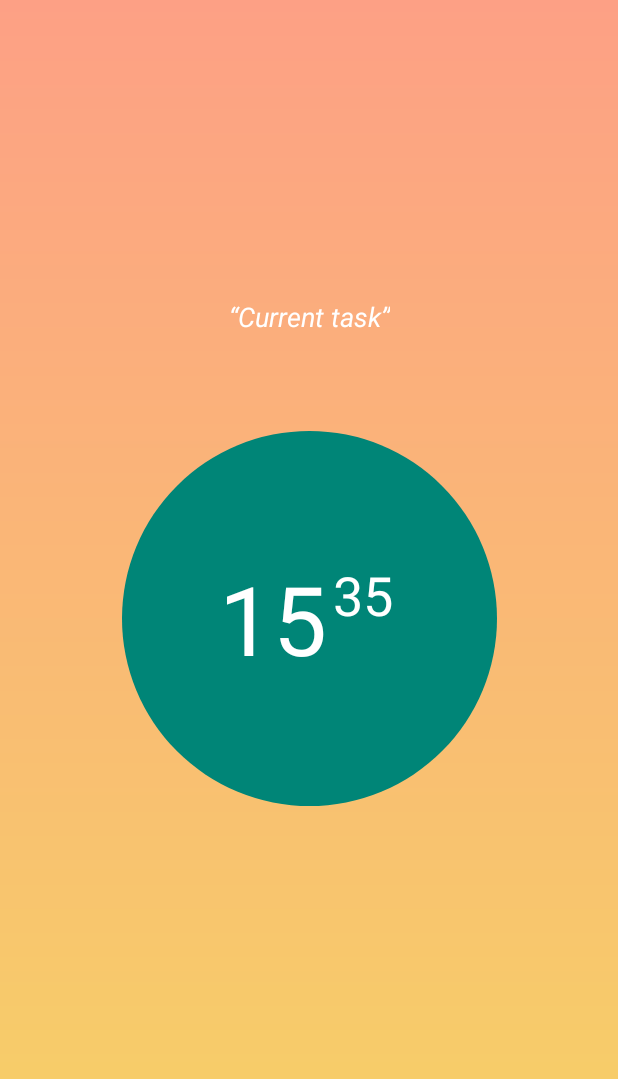
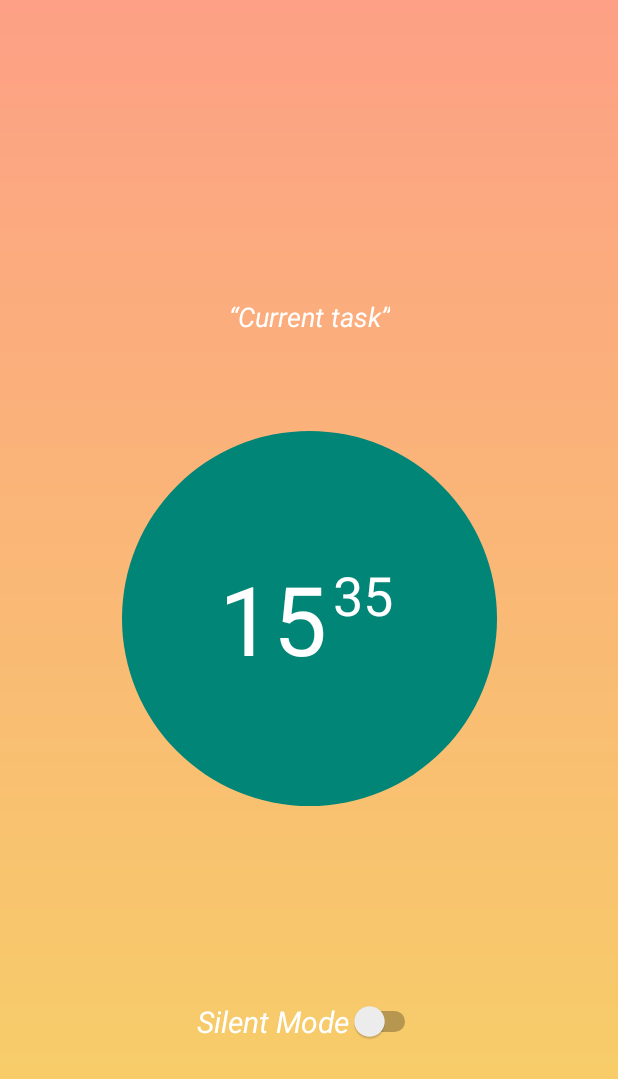
Before and after one commit to LouisBertin/8INF872_Pomodoro, an Android app: the layout tab1.xml on its own in the app's theme, with its tools: preview values and no code run, on a phone screen of 412 x 824 dp. Shown: the top 1079 px of the screen. Run offline under Robolectric (Android 15) with nearby library versions, the phone set to English and light mode, and no system bars.

Commit message:
ajout switch+couleur settings actionbar

```diff
--- a/app/src/main/AndroidManifest.xml
+++ b/app/src/main/AndroidManifest.xml
@@ -23,6 +23,7 @@
         <activity
             android:name=".SettingsActivity"
             android:label="@string/title_activity_settings"
+            android:theme="@style/SettingsActionBarTheme"
             android:parentActivityName=".MainActivity">
             <meta-data
                 android:name="android.support.PARENT_ACTIVITY"
--- a/app/src/main/java/com/example/louisbertin/pomodoro/Tab1.java
+++ b/app/src/main/java/com/example/louisbertin/pomodoro/Tab1.java
@@ -58,7 +58,7 @@ public class Tab1 extends Fragment {
                              Bundle savedInstanceState) {
         rootView = inflater.inflate(R.layout.tab1, container, false);
 
-        // setSoundSwitch();
+        setSoundSwitch();
 
         setRingtone();
 
@@ -185,7 +185,7 @@ public class Tab1 extends Fragment {
     }
 
     private void setSoundSwitch() {
-        // soundSwitch = rootView.findViewById(R.id.silentSwitch);
+        soundSwitch = rootView.findViewById(R.id.silentSwitch);
         soundSwitch.setOnCheckedChangeListener(new CompoundButton.OnCheckedChangeListener() {
             @Override
             public void onCheckedChanged(CompoundButton buttonView, boolean isChecked) {
@@ -235,12 +235,14 @@ public class Tab1 extends Fragment {
                 timerStartImage.setVisibility(View.INVISIBLE);
                 timerMinutesText.setVisibility(View.VISIBLE);
                 timerSecondsText.setVisibility(View.VISIBLE);
+                soundSwitch.setVisibility(View.VISIBLE);
                 break;
             case Stopped:
                 currentTaskText.setVisibility(View.INVISIBLE);
                 timerStartImage.setVisibility(View.VISIBLE);
                 timerMinutesText.setVisibility(View.INVISIBLE);
                 timerSecondsText.setVisibility(View.INVISIBLE);
+                soundSwitch.setVisibility(View.INVISIBLE);
                 break;
         }
     }
--- a/app/src/main/res/layout/tab1.xml
+++ b/app/src/main/res/layout/tab1.xml
@@ -22,6 +22,25 @@
         app:layout_constraintEnd_toEndOf="parent"
         app:layout_constraintHorizontal_bias="0.50"
         app:layout_constraintStart_toStartOf="parent" />
+
+    <Switch
+        android:id="@+id/silentSwitch"
+        android:layout_width="wrap_content"
+        android:layout_height="wrap_content"
+        android:layout_marginStart="8dp"
+        android:layout_marginTop="8dp"
+        android:layout_marginEnd="8dp"
+        android:layout_marginBottom="8dp"
+        android:text="@string/switch_legend"
+        android:textOff="Off"
+        android:textOn="On"
+        android:textColor="@color/colorWhite"
+        android:textStyle="italic"
+        android:textSize="20sp"
+        app:layout_constraintBottom_toBottomOf="parent"
+        app:layout_constraintEnd_toEndOf="parent"
+        app:layout_constraintStart_toStartOf="parent"
+        app:layout_constraintTop_toBottomOf="@+id/timer_button" />
 
     <RelativeLayout
         android:id="@+id/timer_button"
--- a/app/src/main/res/values/colors.xml
+++ b/app/src/main/res/values/colors.xml
@@ -7,4 +7,5 @@
     <color name="backgroundMain">#80000000</color>
     <color name="colorUnselectedTab">#34000000</color>
     <color name="testColor">#6588f6</color>
+    <color name="colorSettings">#fda085</color>
 </resources>
--- a/app/src/main/res/values/styles.xml
+++ b/app/src/main/res/values/styles.xml
@@ -16,6 +16,13 @@
         <item name="android:windowContentOverlay">@null</item>
     </style>
 
+    <style name="SettingsActionBarTheme" parent="Theme.AppCompat.Light">
+        <item name="android:textColorPrimary">@color/colorWhite</item>
+        <item name="colorPrimary">@color/colorSettings</item>
+        <item name="windowActionBarOverlay">false</item>
+        <item name="android:windowContentOverlay">@null</item>
+    </style>
+
     <style name="AppTheme.NoActionBar">
         <item name="windowActionBar">false</item>
         <item name="windowNoTitle">true</item>
--- a/app/src/main/res/xml/pref_main.xml
+++ b/app/src/main/res/xml/pref_main.xml
@@ -1,10 +1,10 @@
 <?xml version="1.0" encoding="utf-8"?>
 <PreferenceScreen xmlns:android="http://schemas.android.com/apk/res/android">
     <PreferenceCategory android:title="@string/pref_header_theme">
-        <!--<com.kizitonwose.colorpreference.ColorPreference
+        <com.kizitonwose.colorpreference.ColorPreference
             android:defaultValue="@color/colorPrimary"
             android:key="@string/key_color"
-            android:title="@string/title_color" />-->
+            android:title="@string/title_color" />
     </PreferenceCategory>
 
     <PreferenceCategory android:title="@string/pref_header_pom">
```
